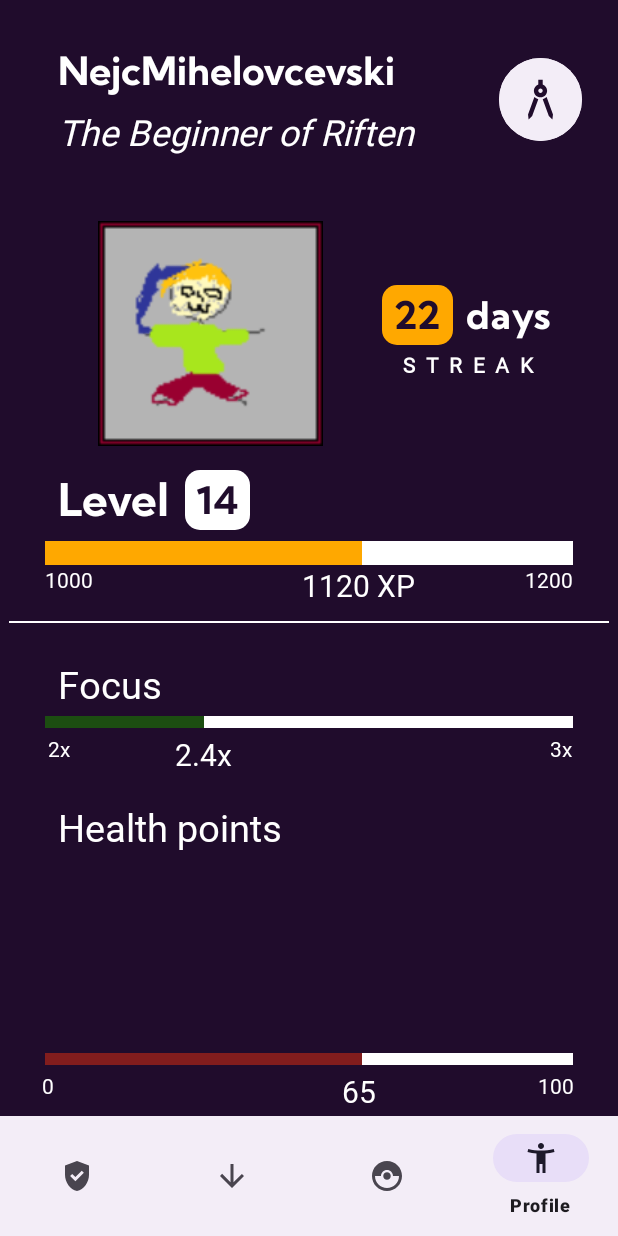
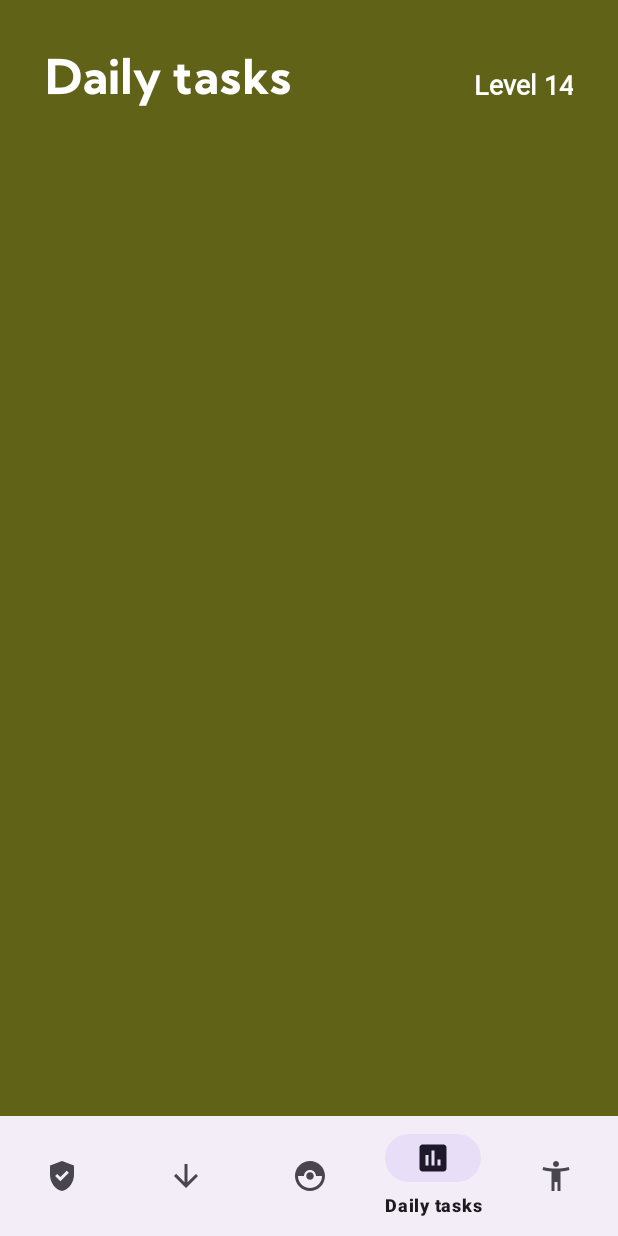
Before and after one commit to nejcmih/HabitQuestTNUV, an Android app: the screen it shows after launch (MainActivity), item 4 of the bottom bar chosen, on a phone screen of 412 x 824 dp. Run offline under Robolectric (Android 15) with nearby library versions, the phone set to English and light mode, and no system bars.

Commit message:
Dodan daily tasks

```diff
--- /dev/null
+++ b/app/src/main/java/si/uni_lj/fe/tnuv/habitquesttnuv/DailyTasksFragment.java
@@ -0,0 +1,64 @@
+package si.uni_lj.fe.tnuv.habitquesttnuv;
+
+import android.os.Bundle;
+
+import androidx.fragment.app.Fragment;
+
+import android.view.LayoutInflater;
+import android.view.View;
+import android.view.ViewGroup;
+
+/**
+ * A simple {@link Fragment} subclass.
+ * Use the {@link DailyTasksFragment#newInstance} factory method to
+ * create an instance of this fragment.
+ */
+public class DailyTasksFragment extends Fragment {
+
+    // TODO: Rename parameter arguments, choose names that match
+    // the fragment initialization parameters, e.g. ARG_ITEM_NUMBER
+    private static final String ARG_PARAM1 = "param1";
+    private static final String ARG_PARAM2 = "param2";
+
+    // TODO: Rename and change types of parameters
+    private String mParam1;
+    private String mParam2;
+
+    public DailyTasksFragment() {
+        // Required empty public constructor
+    }
+
+    /**
+     * Use this factory method to create a new instance of
+     * this fragment using the provided parameters.
+     *
+     * @param param1 Parameter 1.
+     * @param param2 Parameter 2.
+     * @return A new instance of fragment DailyTasksFragment.
+     */
+    // TODO: Rename and change types and number of parameters
+    public static DailyTasksFragment newInstance(String param1, String param2) {
+        DailyTasksFragment fragment = new DailyTasksFragment();
+        Bundle args = new Bundle();
+        args.putString(ARG_PARAM1, param1);
+        args.putString(ARG_PARAM2, param2);
+        fragment.setArguments(args);
+        return fragment;
+    }
+
+    @Override
+    public void onCreate(Bundle savedInstanceState) {
+        super.onCreate(savedInstanceState);
+        if (getArguments() != null) {
+            mParam1 = getArguments().getString(ARG_PARAM1);
+            mParam2 = getArguments().getString(ARG_PARAM2);
+        }
+    }
+
+    @Override
+    public View onCreateView(LayoutInflater inflater, ViewGroup container,
+                             Bundle savedInstanceState) {
+        // Inflate the layout for this fragment
+        return inflater.inflate(R.layout.fragment_daily_tasks, container, false);
+    }
+}
--- a/app/src/main/java/si/uni_lj/fe/tnuv/habitquesttnuv/GoodHabit.java
+++ b/app/src/main/java/si/uni_lj/fe/tnuv/habitquesttnuv/GoodHabit.java
@@ -10,9 +10,9 @@ public class GoodHabit extends AppCompatActivity {
         super(title, difficulty, maxProgress);
     }*/
 
-    @Override
+    /*@Override
     protected void onCreate(Bundle savedInstanceState) {
         super.onCreate(savedInstanceState);
         setContentView(R.layout.activity_goodhabits);
-    }
+    }*/
 }
--- a/app/src/main/java/si/uni_lj/fe/tnuv/habitquesttnuv/MainActivity.java
+++ b/app/src/main/java/si/uni_lj/fe/tnuv/habitquesttnuv/MainActivity.java
@@ -31,6 +31,7 @@ public class MainActivity extends AppCompatActivity implements OnNavigationItemS
 
     GoodHabitFragment goodHabitFragment = new GoodHabitFragment();
     BadHabitFragment badHabitFragment = new BadHabitFragment();
+    DailyTasksFragment dailyTasksFragment = new DailyTasksFragment();
     EventRaidFragment eventRaidFragment = new EventRaidFragment();
     ProfileFragment profileFragment = new ProfileFragment();
 
@@ -50,6 +51,13 @@ public class MainActivity extends AppCompatActivity implements OnNavigationItemS
                         .commit();
                 return true;
         }
+        else if (item.getItemId() == R.id.menu_daily) {
+            getSupportFragmentManager()
+                    .beginTransaction()
+                    .replace(R.id.frame_layout, dailyTasksFragment)
+                    .commit();
+            return true;
+        }
         else if (item.getItemId() == R.id.menu_event) {
             getSupportFragmentManager()
                     .beginTransaction()
--- /dev/null
+++ b/app/src/main/res/drawable/baseline_assessment_24.xml
@@ -0,0 +1,5 @@
+<vector xmlns:android="http://schemas.android.com/apk/res/android" android:height="24dp" android:tint="#000000" android:viewportHeight="24" android:viewportWidth="24" android:width="24dp">
+
+    <path android:fillColor="@android:color/white" android:pathData="M19,3L5,3c-1.1,0 -2,0.9 -2,2v14c0,1.1 0.9,2 2,2h14c1.1,0 2,-0.9 2,-2L21,5c0,-1.1 -0.9,-2 -2,-2zM9,17L7,17v-7h2v7zM13,17h-2L11,7h2v10zM17,17h-2v-4h2v4z"/>
+
+</vector>
--- a/app/src/main/res/layout/activity_event.xml
+++ /dev/null
@@ -1,18 +0,0 @@
-<?xml version="1.0" encoding="utf-8"?>
-<androidx.constraintlayout.widget.ConstraintLayout xmlns:android="http://schemas.android.com/apk/res/android"
-    xmlns:app="http://schemas.android.com/apk/res-auto"
-    android:layout_width="match_parent"
-    android:layout_height="match_parent"
-    android:background="#585c54"
-    android:id="@+id/menu_event"
-    >
-
-    <com.google.android.material.bottomnavigation.BottomNavigationView
-        android:id="@+id/bottomNavigationView2"
-        android:layout_width="match_parent"
-        android:layout_height="wrap_content"
-        app:layout_constraintBottom_toBottomOf="parent"
-        app:layout_constraintEnd_toEndOf="parent"
-        app:layout_constraintStart_toStartOf="parent"
-        app:menu="@menu/menu_main" />
-</androidx.constraintlayout.widget.ConstraintLayout>
--- /dev/null
+++ b/app/src/main/res/layout/fragment_daily_tasks.xml
@@ -0,0 +1,49 @@
+<?xml version="1.0" encoding="utf-8"?>
+<FrameLayout xmlns:android="http://schemas.android.com/apk/res/android"
+    xmlns:app="http://schemas.android.com/apk/res-auto"
+    xmlns:tools="http://schemas.android.com/tools"
+    android:layout_width="match_parent"
+    android:layout_height="match_parent"
+    tools:context=".DailyTasksFragment">
+
+    <androidx.constraintlayout.widget.ConstraintLayout
+        android:id="@+id/constraintLayout"
+        android:layout_width="match_parent"
+        android:layout_height="match_parent"
+        android:background="@color/habit_daily">
+
+
+        <TextView
+            android:id="@+id/habitTitle"
+            android:layout_width="wrap_content"
+            android:layout_height="wrap_content"
+            android:layout_marginStart="30dp"
+            android:layout_marginTop="30dp"
+            android:fontFamily="@font/kumbh_sans_bold"
+            android:text="@string/habits_dailytasks"
+            android:textColor="@color/white"
+            android:textSize="32sp"
+            app:layout_constraintStart_toStartOf="parent"
+            app:layout_constraintTop_toTopOf="parent" />
+
+        <TextView
+            android:id="@+id/habitLevelCount"
+            android:layout_width="wrap_content"
+            android:layout_height="wrap_content"
+            android:layout_marginEnd="30dp"
+            android:fontFamily="@font/kumbh_sans"
+            android:text="@string/habits_levelcount"
+            android:textAlignment="textEnd"
+            android:textColor="@color/white"
+            android:textSize="18sp"
+            android:textStyle="bold"
+            app:layout_constraintBottom_toBottomOf="@+id/habitTitle"
+            app:layout_constraintEnd_toEndOf="parent"
+            app:layout_constraintHorizontal_bias="1.0"
+            app:layout_constraintStart_toEndOf="@+id/habitTitle"
+            app:layout_constraintTop_toTopOf="parent"
+            app:layout_constraintVertical_bias="0.93" />
+
+
+    </androidx.constraintlayout.widget.ConstraintLayout>
+</FrameLayout>
--- a/app/src/main/res/menu/menu_main.xml
+++ b/app/src/main/res/menu/menu_main.xml
@@ -13,13 +13,13 @@
         android:id="@+id/menu_event"
         android:icon="@drawable/eventmenuicon"
         android:title="@string/habits_eventraid" />
-
-
+    <item
+        android:id="@+id/menu_daily"
+        android:icon="@drawable/baseline_assessment_24"
+        android:title="@string/habits_dailytasks" />
     <item
         android:id="@+id/menu_profile"
         android:icon="@drawable/profileicon"
-        android:title="@string/profileMenuTitle"
-        />
-
+        android:title="@string/profileMenuTitle" />
 
 </menu>
--- a/app/src/main/res/values/strings.xml
+++ b/app/src/main/res/values/strings.xml
@@ -26,6 +26,7 @@
     <string name="habits_badhabitname">Stop smoking</string>
     <string name="habits_badhabitdesc">Reduce tobacco usage to 0</string>
     <string name="habits_hpmultipliervalue">+5 HP/day</string>
+    <string name="habits_dailytasks">Daily tasks</string>
     <!-- TODO: Remove or change this placeholder text -->
     <string name="hello_blank_fragment">Hello blank fragment</string>
     <string name="minXpExample">1000</string>
```
